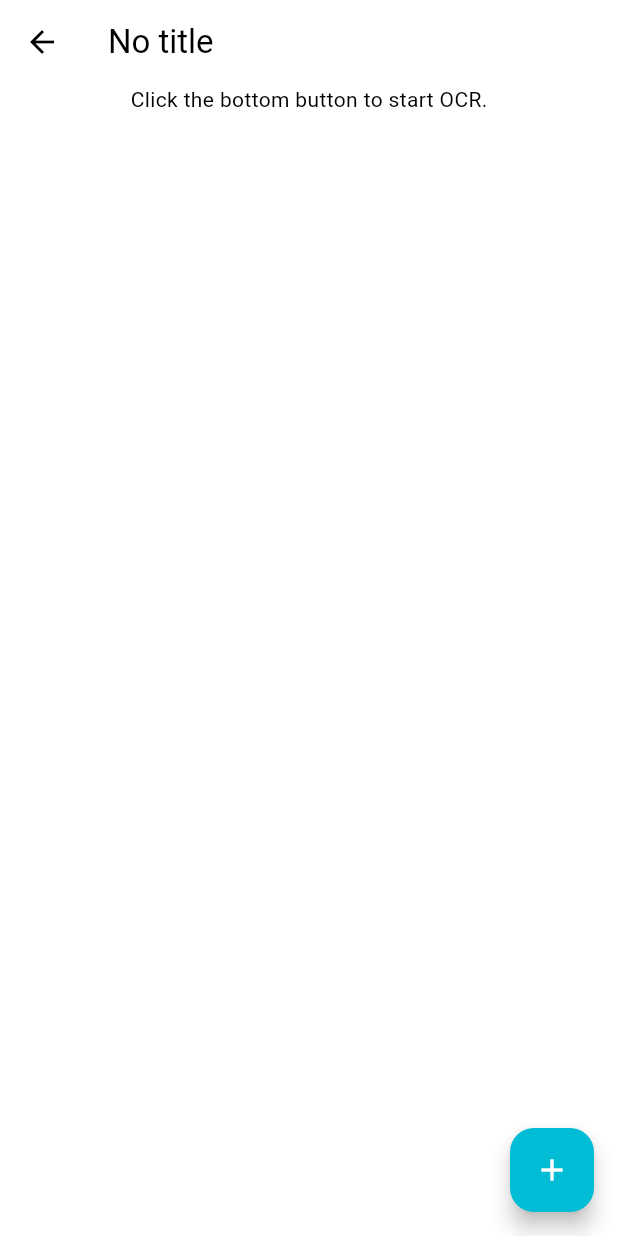
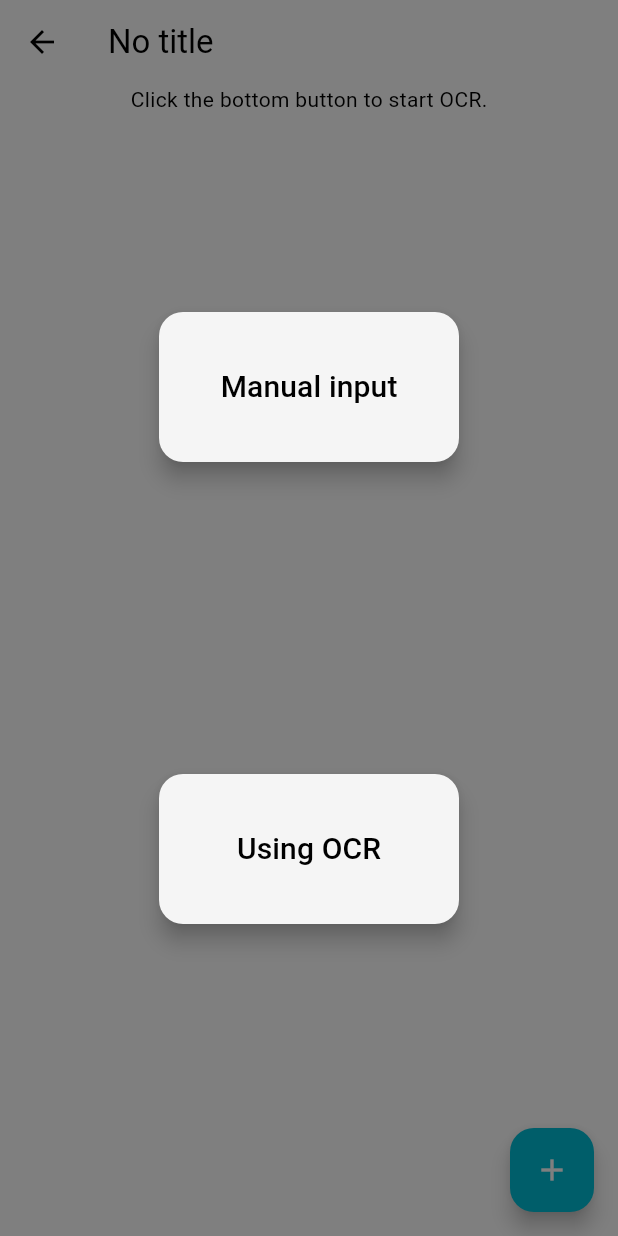
Before and after one commit to indefinite-future/QuoteLens, a Flutter app: the BookParagraphPage screen opened directly with empty values, after a tap on the "add" icon, on a phone screen of 412 x 824 dp. Run offline on Flutter 3.47's test engine with Material 3 defaults, Android fonts, the phone set to English and light mode, and no system bars; our stand-ins replace cloud_firestore, feather_icons, firebase_auth, firebase_core, firebase_storage, google_sign_in; accounts and stored records are empty; network calls fail.

Commit message:
develop mannual/OCR button

```diff
--- a/lib/pages/library_paragraghpage.dart
+++ b/lib/pages/library_paragraghpage.dart
@@ -11,6 +11,8 @@
 }
 
 class _BookParagraphPageState extends State<BookParagraphPage> {
+  bool _showButtons = false;
+
   Future<String> getBookName() async {
     final user = FirebaseAuth.instance.currentUser;
     if (user == null) {
@@ -47,7 +49,9 @@
             ),
           );
         } else {
-          return Scaffold(
+          return Stack(
+            children: [
+              Scaffold(
                 appBar: AppBar(
                   title: Text('${snapshot.data}'),
                 ),
@@ -69,14 +73,73 @@
                 ),
                 floatingActionButton: FloatingActionButton(
                   onPressed: () {
-                // Navigator.push(
-                //   context,
-                //   MaterialPageRoute(builder: (context) => ),
-                // );
+                    setState(
+                      () {
+                        _showButtons = !_showButtons;
+                      },
+                    );
                   },
                   backgroundColor: Colors.cyan,
                   child: const Icon(Icons.add),
                 ),
+              ),
+              if (_showButtons)
+                Stack(
+                  children: [
+                    GestureDetector(
+                      onTap: () {
+                        setState(
+                          () {
+                            _showButtons = !_showButtons;
+                          },
+                        );
+                      },
+                      child: Container(
+                        color: Colors.black.withOpacity(0.5),
+                      ),
+                    ),
+                    Center(
+                      child: Column(
+                        mainAxisAlignment: MainAxisAlignment.spaceEvenly,
+                        children: [
+                          SizedBox(
+                            height: 100,
+                            width: 200,
+                            child: FloatingActionButton(
+                              onPressed: () {
+                                // Your code here
+                              },
+                              child: Text(
+                                'Manual input',
+                                style: TextStyle(
+                                  fontSize: 20,
+                                  color: Theme.of(context).primaryColor,
+                                ),
+                              ),
+                            ),
+                          ),
+                          SizedBox(
+                            height: 100,
+                            width: 200,
+                            child: FloatingActionButton(
+                              onPressed: () {
+                                // Your code here
+                              },
+                              child: Text(
+                                'Using OCR',
+                                style: TextStyle(
+                                  fontSize: 20,
+                                  color: Theme.of(context).primaryColor,
+                                ),
+                              ),
+                            ),
+                          ),
+                        ],
+                      ),
+                    ),
+                  ],
+                ),
+            ],
           );
         }
       },
```
Also changed, not shown: 1 other file. Lines whose indentation alone changed are shown as unchanged.
